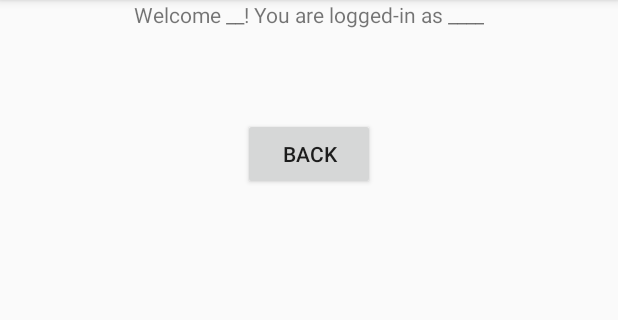
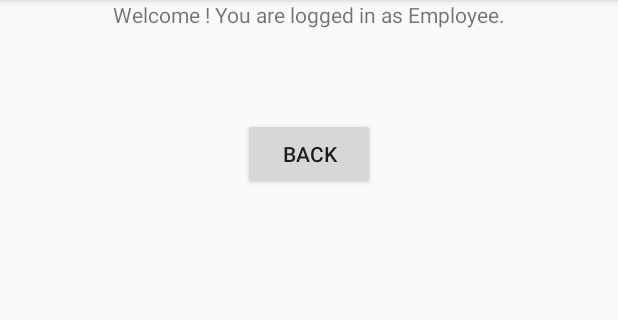
Before and after one commit to HenryChen666/Android-Studio, an Android app: the AccountCreationScreen screen opened directly, with no data from a screen before it, after a tap on "CREATE ACCOUNT", on a phone screen of 412 x 824 dp, the part 84-404 px from its top. Run offline under Robolectric (Android 15) with nearby library versions, the phone set to English and light mode, and no system bars.

Commit message:
fixed sign up process, welcome screen display is now correct

```diff
--- a/SEG2105-Assignment/AndroidProject/app/src/main/java/com/example/deliverable1_group7/AccountCreationScreen.java
+++ b/SEG2105-Assignment/AndroidProject/app/src/main/java/com/example/deliverable1_group7/AccountCreationScreen.java
@@ -15,6 +15,7 @@ import java.io.Serializable;
 public class AccountCreationScreen extends AppCompatActivity {
 
     EditText gUser, gEmail, gPass;
+    String username, role;
     Spinner dropdownMenu;
 
 
@@ -59,11 +60,18 @@ public class AccountCreationScreen extends AppCompatActivity {
         createUser.setPassword(gPass.getText().toString());
         createUser.setUserType(userType);
 
-        Intent newUser = new Intent(getApplicationContext(), User.class);
-        newUser.putExtra("currentUser", (Serializable) createUser);
+     //   Intent newUser = new Intent(getApplicationContext(), User.class);
+     //   newUser.putExtra("currentUser", (Serializable) createUser);
 
 
-        Intent intent2 = new Intent(getApplicationContext(), WelcomeScreen.class);
-        startActivityForResult(intent2,0);
+        Intent intent2 = new Intent(AccountCreationScreen.this, WelcomeScreen.class);
+        username = gUser.getText().toString();
+        role = type;
+        intent2.putExtra("username", username);
+        intent2.putExtra("role",type);
+        startActivity(intent2);
+        finish();
+
+        //startActivityForResult(intent2,0);
     }
 }
--- a/SEG2105-Assignment/AndroidProject/app/src/main/java/com/example/deliverable1_group7/WelcomeScreen.java
+++ b/SEG2105-Assignment/AndroidProject/app/src/main/java/com/example/deliverable1_group7/WelcomeScreen.java
@@ -6,22 +6,33 @@ import android.content.Intent;
 import android.os.Bundle;
 import android.view.View;
 import android.widget.ImageView;
+import android.widget.TextView;
 
 public class WelcomeScreen extends AppCompatActivity {
+
+    String username, role;
 
     @Override
     protected void onCreate(Bundle savedInstanceState) {
         super.onCreate(savedInstanceState);
         setContentView(R.layout.activity_welcome_screen);
 
-        User displayUser = (User)getIntent().getSerializableExtra("currentUser");
-        String name = displayUser.getUsername();
-        String type;
-        if (displayUser.getUserType() == 1){
-            type = "Employee";
-        } else {
-            type = "Patient";
-        }
+//        User displayUser = (User)getIntent().getSerializableExtra("currentUser");
+//        String name = displayUser.getUsername();
+//        String type;
+//        if (displayUser.getUserType() == 1){
+//            type = "Employee";
+//        } else {
+//            type = "Patient";
+//        }
+
+        TextView display = (TextView) findViewById(R.id.textView2);
+
+
+        username = getIntent().getExtras().getString("username");
+        role = getIntent().getExtras().getString("role");
+
+        display.setText("Welcome " + username + "! You are logged in as " + role + ".");
 
     }
 
```
